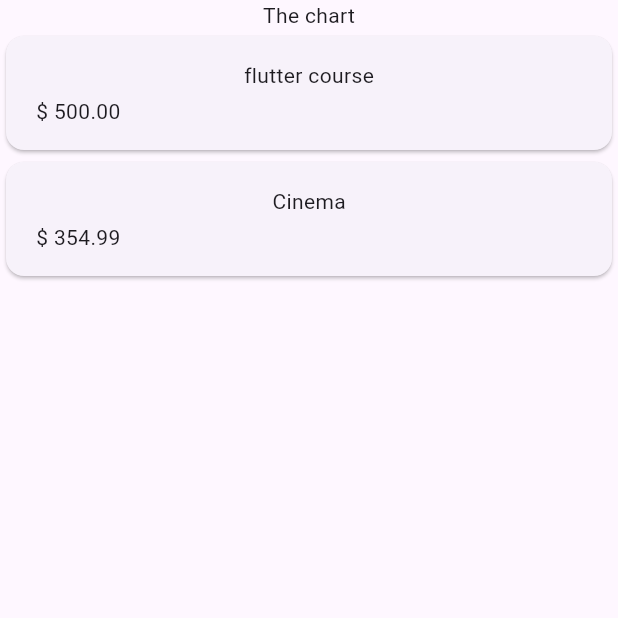
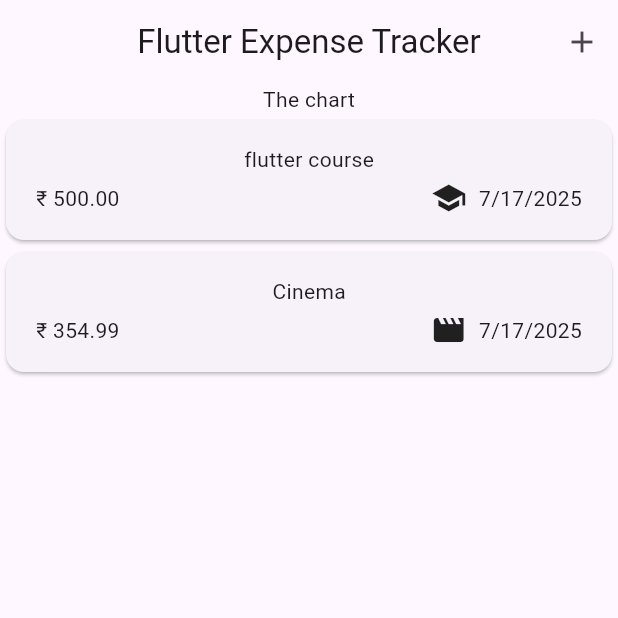
Before and after one commit to subhava06/expense_tracker, a Flutter app: the screen it shows after launch, on a phone screen of 412 x 824 dp, the top half of it. Run offline on Flutter 3.47's test engine with Material 3 defaults, Android fonts, the phone set to English and light mode, and no system bars.

Commit message:
ModalBottomSheet, DatePicker, async and await

```diff
--- a/lib/main.dart
+++ b/lib/main.dart
@@ -4,7 +4,8 @@ import 'package:expense_tracker/widgets/expenses.dart';
 
 void main() {
   runApp(
-    const MaterialApp(
+     MaterialApp(
+      theme: ThemeData(useMaterial3: true),
       debugShowCheckedModeBanner: false,
       home: Expenses(),
     ),
--- a/lib/models/expense.dart
+++ b/lib/models/expense.dart
@@ -1,8 +1,19 @@
+import 'package:flutter/material.dart';
 import 'package:uuid/uuid.dart';
+import 'package:intl/intl.dart';
 
+final formatter = DateFormat.yMd();
 const uuid = Uuid(); // to generate unique identifiers for each expense
 
 enum Category { food, travel, leisure, work, learnings } // custom type category with fixed values
+
+const categoryIcons = {
+  Category.food : Icons.lunch_dining,
+  Category.travel : Icons.flight_takeoff,
+  Category.leisure : Icons.movie,
+  Category.work : Icons.work,
+  Category.learnings : Icons.school,
+};
 class Expense {
 
   Expense(
@@ -19,4 +30,8 @@ class Expense {
   final double amount;
   final DateTime date;
   final Category category;
+
+ String get formattedDate{
+    return formatter.format(date);
+  }
 }
--- a/lib/widgets/expenses.dart
+++ b/lib/widgets/expenses.dart
@@ -1,5 +1,6 @@
 import 'package:expense_tracker/widgets/expenses_list/expenses_list.dart';
 import 'package:expense_tracker/models/expense.dart';
+import 'package:expense_tracker/widgets/new_expense.dart';
 import 'package:flutter/material.dart';
 
 class Expenses extends StatefulWidget {
@@ -27,9 +28,28 @@ final List<Expense> _registeredExpenses = [
   ),
 ];
 
+// this will open the add expense overlay
+void _openAddExpenseOverlay() {
+  //showModalBottomSheet is built in method of flutter
+       showModalBottomSheet(
+           context: context,
+           builder: (ctx) => NewExpense(), // new expense widget
+       );
+}
+
   @override
   Widget build(BuildContext context) {
     return Scaffold(
+      appBar: AppBar(
+       title: Text('Flutter Expense Tracker'),
+        centerTitle: true,
+        actions: [
+          IconButton(
+            onPressed: _openAddExpenseOverlay,
+            icon: const Icon(Icons.add),
+          ),
+        ],
+      ),
       body: Column( // to place chart above the list
         children: [
           Text('The chart'),
--- a/lib/widgets/expenses_list/expense_item.dart
+++ b/lib/widgets/expenses_list/expense_item.dart
@@ -22,11 +22,13 @@ class ExpenseItem extends StatelessWidget {
             SizedBox(height: 4,),
             Row(
               children: [
-               Text('\$ ${expense.amount.toStringAsFixed(2)}'), // 12.3433 => 12.34 and curly braces tell dart that consider this as a single value
+               Text('\₹ ${expense.amount.toStringAsFixed(2)}'), // 12.3433 => 12.34 and curly braces tell dart that consider this as a single value
                 Spacer(), // used in coln or row, tell dart to take as much space as possible between the widgets
                 Row(
                   children: [
-
+                    Icon(categoryIcons[expense.category]), // now icons are generated dynamically based on the category
+                    SizedBox(width: 8,),
+                    Text(expense.formattedDate), // don`t add () becoz it is getter not a method here
                   ],
                 ),
 
--- a/pubspec.yaml
+++ b/pubspec.yaml
@@ -35,6 +35,7 @@ dependencies:
   # Use with the CupertinoIcons class for iOS style icons.
   cupertino_icons: ^1.0.8
   uuid: ^4.5.1
+  intl: ^0.20.2
 
 dev_dependencies:
   flutter_test:
```
Also changed, not shown: lib/widgets/new_expense.dart (added, +115 -0 lines), pubspec.lock.
